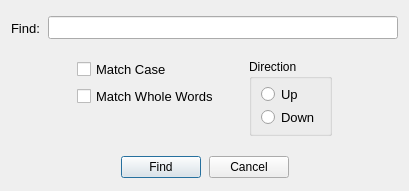
copperspice/diamond, file forms/dialog_find.ui: the form before one commit.
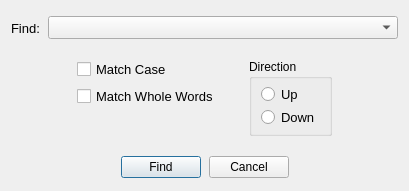
The form after the commit.

Commit message: Updated find, new advanced find, new icons

```diff
--- a/forms/dialog_find.ui
+++ b/forms/dialog_find.ui
@@ -151,7 +151,7 @@
       </widget>
      </item>
      <item>
-      <widget class="QLineEdit" name="find">
+      <widget class="QComboBox" name="find_Combo">
        <property name="minimumSize">
         <size>
          <width>350</width>
```
Left out of the diff: 2 changed lines with no effect on the pictures. The commit also changes 40 other files.
